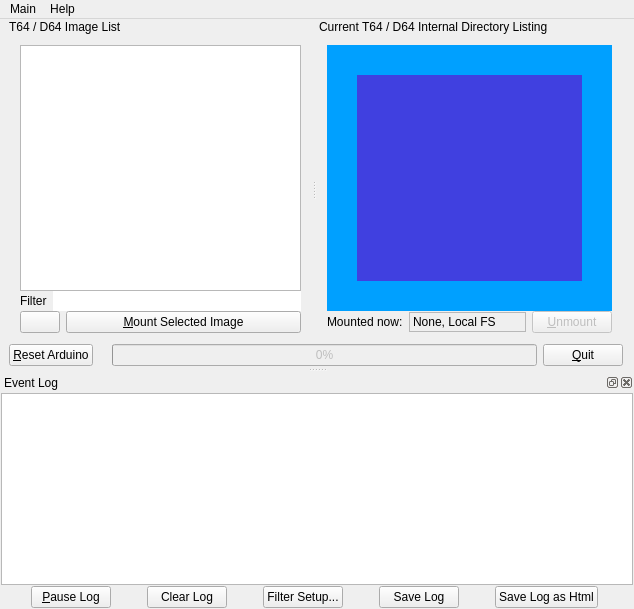
This is mainwindow.ui in Larswad/uno2iec as Qt 5 draws it before an edit. The edited form follows.
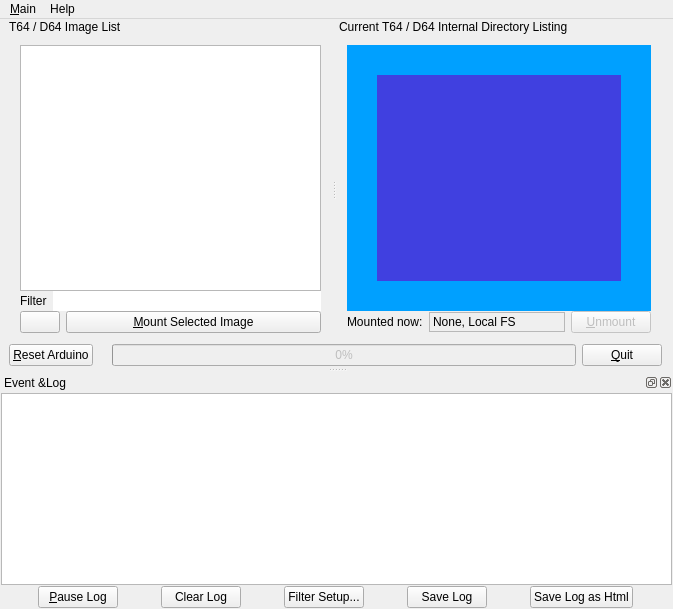
This is the edited form. Icons and pictures are not drawn. Custom widgets are drawn as their Qt base class.

Commit message: Add Commodore 16 to Theme Options, its similar to Plus/4 but with different message and default colors.

What changed in the file:
```diff
--- a/mainwindow.ui
+++ b/mainwindow.ui
@@ -6,7 +6,7 @@
    <rect>
     <x>0</x>
     <y>0</y>
-    <width>634</width>
+    <width>673</width>
     <height>609</height>
    </rect>
   </property>
@@ -427,13 +427,13 @@
     <rect>
      <x>0</x>
      <y>0</y>
-     <width>634</width>
-     <height>21</height>
+     <width>673</width>
+     <height>30</height>
     </rect>
    </property>
    <widget class="QMenu" name="menuMain">
     <property name="title">
-     <string>Main</string>
+     <string>&amp;Main</string>
     </property>
     <widget class="QMenu" name="menuDirectory_Listing_Colors">
      <property name="title">
@@ -493,7 +493,7 @@
    </property>
    <property name="minimumSize">
     <size>
-     <width>535</width>
+     <width>673</width>
      <height>200</height>
     </size>
    </property>
@@ -505,7 +505,7 @@
     <set>Qt::BottomDockWidgetArea|Qt::TopDockWidgetArea</set>
    </property>
    <property name="windowTitle">
-    <string>Event Log</string>
+    <string>Event &amp;Log</string>
    </property>
    <attribute name="dockWidgetArea">
     <number>8</number>
```
Left out of the diff: 57 changed lines with no effect on the pictures. The commit also changes 2 other files.
